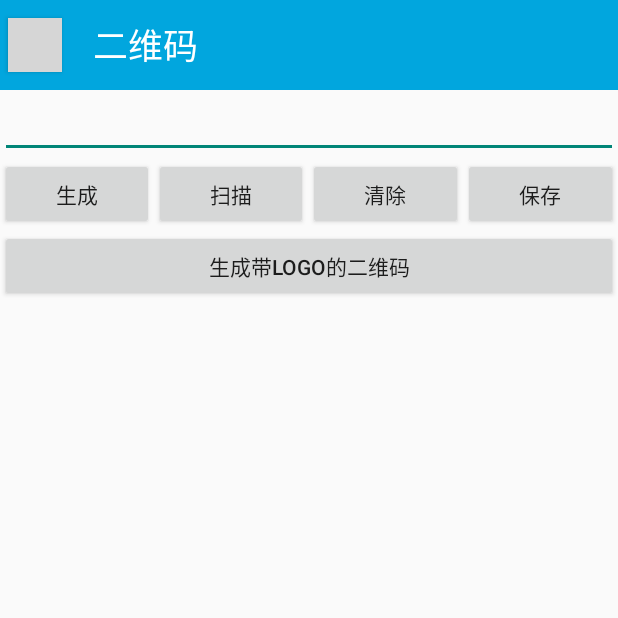
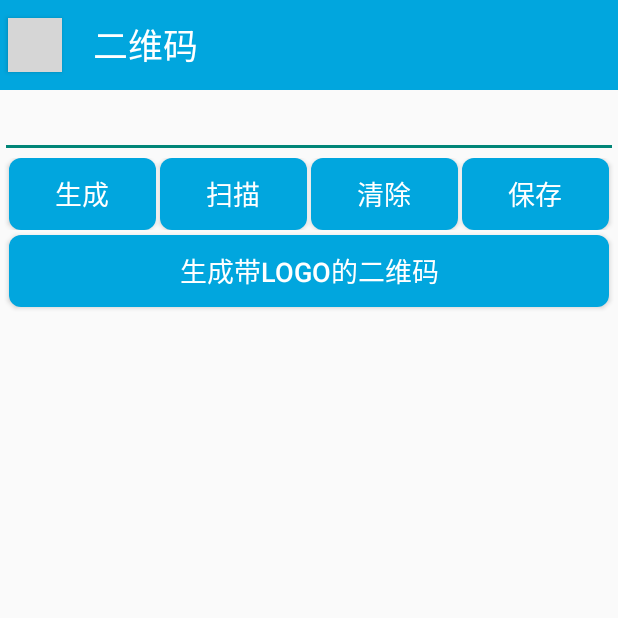
Before and after one commit to tongbie/Tools, an Android app: the QRCode screen opened directly, with no data from a screen before it, on a phone screen of 412 x 824 dp, the top half of it. Run offline under Robolectric (Android 15) with nearby library versions, the phone set to English and light mode, and no system bars; libraries missing offline, so code that uses them is left out: com.uuzuche.lib_zxing; 1 statement that could not run was skipped; grey boxes are pictures that could not be loaded.

Commit message:
2017/9/27

```diff
--- a/app/build.gradle
+++ b/app/build.gradle
@@ -20,8 +20,6 @@ android {
     }
 }
 
-
-
 dependencies {
     compile fileTree(include: ['*.jar'], dir: 'libs')
     androidTestCompile('com.android.support.test.espresso:espresso-core:2.2.2', {
@@ -33,5 +31,5 @@ dependencies {
     compile 'cn.yipianfengye.android:zxing-library:2.2'
     compile 'com.google.code.gson:gson:2.7'
     testCompile 'junit:junit:4.12'
-    compile 'com.github.dmytrodanylyk.android-process-button:library:1.0.0'
+    compile 'com.github.dmytrodanylyk.android-process-button:library:1.0.0'//加载中按钮
 }
--- /dev/null
+++ b/app/src/main/res/drawable/notification_bead.xml
@@ -0,0 +1,5 @@
+<?xml version="1.0" encoding="utf-8"?>
+<shape xmlns:android="http://schemas.android.com/apk/res/android">
+    <corners android:radius="8dp" />
+    <solid android:color="#00c8a4" />
+</shape>
--- /dev/null
+++ b/app/src/main/res/drawable/qrcode_bead.xml
@@ -0,0 +1,5 @@
+<?xml version="1.0" encoding="utf-8"?>
+<shape xmlns:android="http://schemas.android.com/apk/res/android">
+    <corners android:radius="8dp" />
+    <solid android:color="#01a6de" />
+</shape>
--- a/app/src/main/res/layout/qrcode.xml
+++ b/app/src/main/res/layout/qrcode.xml
@@ -25,6 +25,11 @@
             android:layout_width="0dp"
             android:layout_height="wrap_content"
             android:layout_weight="1"
+            android:layout_marginLeft="6dp"
+            android:layout_marginRight="1.5dp"
+            android:textColor="#ffffff"
+            android:textSize="18dp"
+            android:background="@drawable/qrcode_bead"
             android:text="生成" />
 
         <Button
@@ -32,6 +37,11 @@
             android:layout_width="0dp"
             android:layout_height="wrap_content"
             android:layout_weight="1"
+            android:layout_marginLeft="1.5dp"
+            android:layout_marginRight="1.5dp"
+            android:textColor="#ffffff"
+            android:textSize="18dp"
+            android:background="@drawable/qrcode_bead"
             android:text="扫描" />
 
         <Button
@@ -39,6 +49,11 @@
             android:layout_width="0dp"
             android:layout_height="wrap_content"
             android:layout_weight="1"
+            android:layout_marginLeft="1.5dp"
+            android:layout_marginRight="1.5dp"
+            android:textColor="#ffffff"
+            android:textSize="18dp"
+            android:background="@drawable/qrcode_bead"
             android:text="清除" />
 
         <Button
@@ -46,6 +61,11 @@
             android:layout_width="0dp"
             android:layout_height="wrap_content"
             android:layout_weight="1"
+            android:layout_marginLeft="1.5dp"
+            android:layout_marginRight="6dp"
+            android:textColor="#ffffff"
+            android:textSize="18dp"
+            android:background="@drawable/qrcode_bead"
             android:text="保存" />
     </LinearLayout>
 
@@ -53,6 +73,12 @@
         android:id="@+id/creatwithlogo"
         android:layout_width="match_parent"
         android:layout_height="wrap_content"
+        android:layout_marginLeft="6dp"
+        android:layout_marginRight="6dp"
+        android:layout_marginTop="3dp"
+        android:textColor="#ffffff"
+        android:textSize="18dp"
+        android:background="@drawable/qrcode_bead"
         android:text="生成带logo的二维码" />
 
     <ImageView
--- a/app/src/main/res/values/styles.xml
+++ b/app/src/main/res/values/styles.xml
@@ -4,7 +4,7 @@
     <style name="AppTheme" parent="Theme.AppCompat.Light.DarkActionBar">
         <item name="colorPrimary">#00bbca</item>
         <item name="colorPrimaryDark">#00bbca</item>
-        <item name="colorAccent">@color/colorAccent</item>
+        <item name="colorAccent">#00bbca</item>
     </style>
 
     <!--启动界面-->
```
Also changed, not shown: app/src/main/AndroidManifest.xml (+11 -3 lines), app/src/main/java/com/example/myapplication/MainActivity.java (+52 -1 lines), app/src/main/java/com/example/myapplication/UI/BannerLayoutUI/BannerLayout.java (added, +29 -0 lines), app/src/main/java/com/example/myapplication/WeatherPackage/Weather.java (+59 -39 lines), app/src/main/res/layout/mainactivity.xml (+11 -2 lines), app/src/main/res/layout/notification.xml (+16 -3 lines), app/src/main/res/layout/notification_view.xml (added, +11 -0 lines), app/src/main/res/layout/weather.xml (+7 -13 lines), app/libs/BaiduLBS_Android.jar (added), 5 other files.
